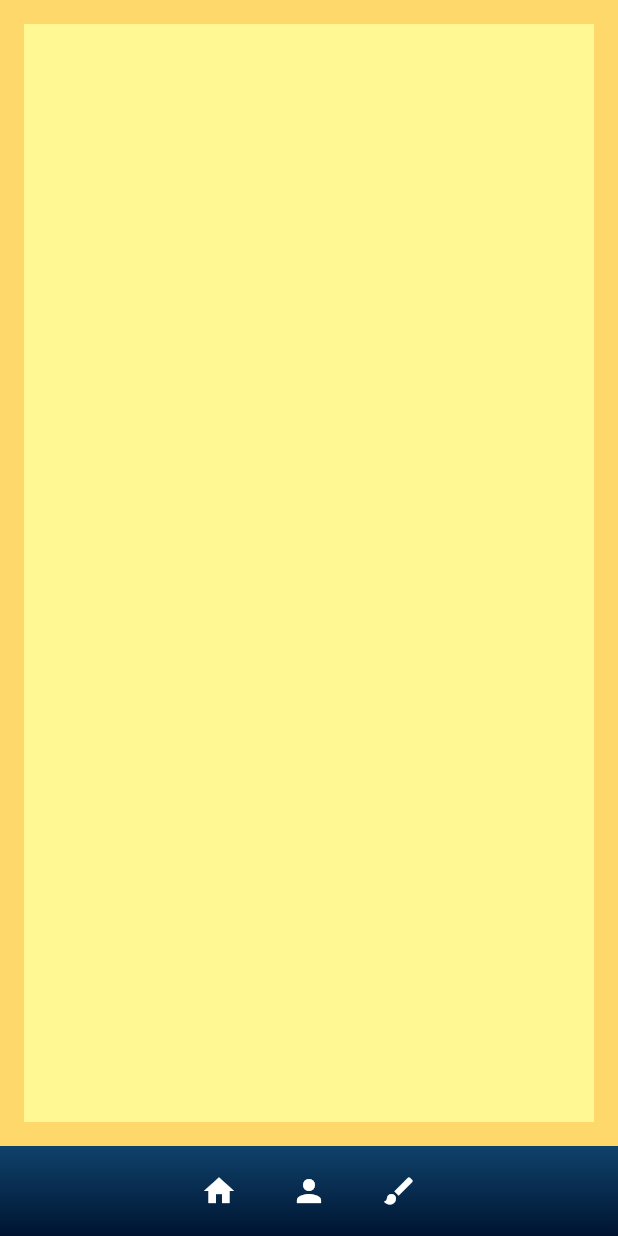
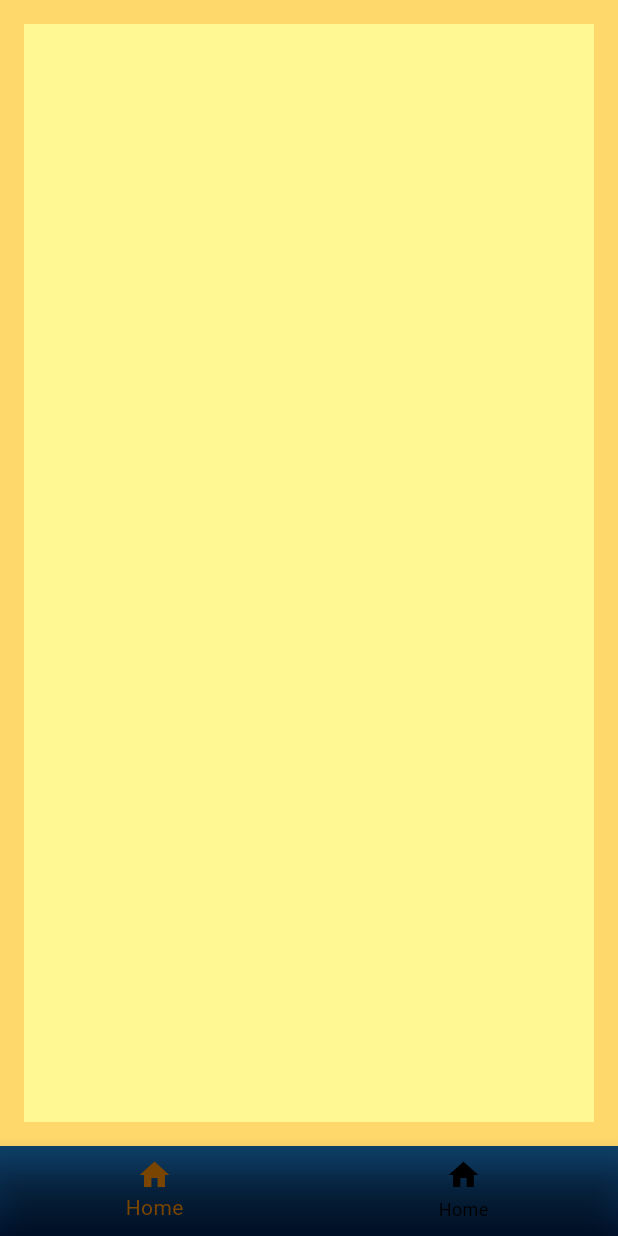
Before and after one commit to LehLapa/YoshitakaAmanoMobile, a Flutter app: the screen it shows after launch, on a phone screen of 412 x 824 dp. Run offline on Flutter 3.47's test engine with Material 3 defaults, Android fonts, the phone set to English and light mode, and no system bars; our stand-ins replace video_player.

Commit message:
edição de arquivos

```diff
--- a/yoshitakaamanoapp/lib/empresapag.dart
+++ b/yoshitakaamanoapp/lib/empresapag.dart
@@ -66,7 +66,7 @@ class _EmpresaPag extends State<EmpresaPag> {
             child: Column(
               children: <Widget>[
                 Text(
-                  empresa.nomeEmpresa
+                  empresa.nome
                 ),
                 Text(
                   teste[index],
@@ -74,11 +74,11 @@ class _EmpresaPag extends State<EmpresaPag> {
                 Row(
                   children: [
                     buildElevatedButton(
-                      onPressed: () => empresa.avancar(index = 0),
+                      onPressed: () => avancar(),
                       child: const Text('Avançar'),
                     ),
                     buildElevatedButton(
-                      onPressed: () => empresa.voltar(index),
+                      onPressed: () => voltar(),
                       child: const Text('Voltar')
                     ),
                   ]
--- /dev/null
+++ b/yoshitakaamanoapp/lib/home.dart
@@ -0,0 +1,46 @@
+import 'package:flutter/material.dart';
+import 'package:yoshitakaamanoapp/yoshitaka.dart';
+
+class HomePag extends StatefulWidget {
+  const HomePag({super.key});
+
+  @override
+  State<HomePag> createState() => _HomePag();
+}
+
+class _HomePag extends State<HomePag> {
+
+  Yoshitaka yAmano = Yoshitaka(
+    textosPags: [
+      'Home',
+      'Biografia',
+      'Obras',
+      'Sua História',
+      'Empresas',
+      'Outros Jogos'
+    ],
+    nome: 'Yoshitaka Amano',
+    img: [
+      'img'
+    ],
+    bio: '',
+    urlSite: '',
+    icon: Icons.arrow_back_ios
+  );
+
+  @override
+  Widget build(BuildContext context) {
+    return Scaffold(
+      body: Container(
+        color: const Color.fromARGB(255, 255, 216, 108),
+        child: Center(
+          child: Container(
+            color: const Color.fromARGB(255, 255, 248, 147),
+            padding: const EdgeInsets.all(16.0),
+            margin: const EdgeInsets.all(16.0),
+          ),
+        )
+      ),
+    );
+  }
+}
--- a/yoshitakaamanoapp/lib/main.dart
+++ b/yoshitakaamanoapp/lib/main.dart
@@ -1,11 +1,30 @@
 import 'package:flutter/material.dart';
-import 'package:yoshitakaamanoapp/yoshitaka.dart';
-import 'package:yoshitakaamanoapp/biopag.dart';
+import 'package:yoshitakaamanoapp/home.dart';
 import 'package:yoshitakaamanoapp/obraspag.dart';
-//import 'package:yoshitakaamanoapp/empresapag.dart';
+//import 'package:yoshitakaamanoapp/yoshitaka.dart';
 
 void main() {
   runApp(const MyApp());
+}
+
+class Main {
+  final List<String> textos;
+  final List<IconData> icons;
+
+  Main ({
+    required this.textos,
+    required this.icons
+  });
+
+  Widget indexStack(int index){
+    return IndexedStack(
+      index: index,
+      children: const <Widget>[
+        HomePag(),
+        ObrasPag()
+      ],
+    );
+  }
 }
 
 class MyApp extends StatelessWidget {
@@ -14,45 +33,31 @@ class MyApp extends StatelessWidget {
   @override
   Widget build(BuildContext context) {
     return const MaterialApp(
-      home: HomePag(),
+      home: MainPag(),
     );
   }
 }
 
-class HomePag extends StatefulWidget {
-  const HomePag({super.key});
+class MainPag extends StatefulWidget {
+  const MainPag({super.key});
 
   @override
-  State<HomePag> createState() => _HomePag();
+  State<MainPag> createState() => _MainPag();
 }
 
-class _HomePag extends State<HomePag> {
+class _MainPag extends State<MainPag> {
+  int index = 0;
 
-  Yoshitaka yAmano = Yoshitaka(
-    textosPags: [
+  final Main main = Main(
+    textos: [
       'Home',
-      'Biografia',
-      'Obras',
-      'Sua História',
-      'Empresas',
-      'Outros Jogos'
+      'Obras'
     ],
-    nome: 'Yoshitaka Amano',
-    img: [
-      'img'
+    icons: [
+      Icons.home,
+      Icons.brush_rounded
     ],
   );
-
-  // método de navegação
-  void navegacao(Widget pagina) {
-    Navigator.push(
-      context,
-      MaterialPageRoute(
-        builder: (context) => pagina,
-        settings: RouteSettings(arguments: yAmano),
-      ),
-    );
-  }
 
   @override
   Widget build(BuildContext context) {
@@ -74,59 +79,25 @@ class _HomePag extends State<HomePag> {
                 ),
               ),
             ),
-            Row(
-              mainAxisAlignment: MainAxisAlignment.center,
-              children: [
-                buildIconButton(
-                  icon: Icons.home,
-                  tooltip: yAmano.textosPags[0],
-                  onPressed: () => navegacao(const HomePag()),
+            BottomNavigationBar(
+              backgroundColor: Colors.transparent,
+              unselectedItemColor: Colors.black,
+              fixedColor: const Color.fromARGB(255, 122, 69, 0),
+              currentIndex: index,
+              items: [
+                BottomNavigationBarItem(
+                  icon: Icon(main.icons[0]),
+                  label: main.textos[0]
                 ),
-                buildIconButton(
-                  icon: Icons.person,
-                  tooltip: yAmano.textosPags[1],
-                  onPressed: () => navegacao(const BioPag()),
-                ),
-                buildIconButton(
-                  icon: Icons.brush,
-                  tooltip: yAmano.textosPags[2],
-                  onPressed: () => navegacao(const ObrasPag()),
-                ),
-              ],
-            ),
+                BottomNavigationBarItem(
+                  icon: Icon(main.icons[0]),
+                  label: main.textos[0]
+                )
+              ]
+            )
           ],
         ),
-        body: Container(
-          color: const Color.fromARGB(255, 255, 216, 108),
-          child: Center(
-            child: Container(
-              color: const Color.fromARGB(255, 255, 248, 147),
-              padding: const EdgeInsets.all(16.0),
-              margin: const EdgeInsets.all(16.0),
-              /*child: ElevatedButton(
-                onPressed: () => navegacao(const EmpresaPag()),
-                child: const Text('Empresa'),
-              ),*/
-            ),
-          ),
-        ),
-      ),
-    );
-  }
-
-  // função que cria os botões da bottomnavigationbar
-  Widget buildIconButton({
-    required IconData icon,
-    required String tooltip,
-    required VoidCallback onPressed,
-  }) {
-    return SizedBox(
-      width: 60,
-      height: 60,
-      child: IconButton(
-        icon: Icon(icon, color: Colors.white),
-        tooltip: tooltip,
-        onPressed: onPressed,
+        body: main.indexStack(index)
       ),
     );
   }
--- a/yoshitakaamanoapp/lib/yoshitaka.dart
+++ b/yoshitakaamanoapp/lib/yoshitaka.dart
@@ -1,11 +1,19 @@
+import 'package:flutter/material.dart';
+
 class Yoshitaka {
   final List<String> textosPags;
   final String nome;
   final List<String> img;
+  final String bio;
+  final String urlSite;
+  final IconData icon;
 
   Yoshitaka ({
     required this.textosPags,
     required this.nome,
-    required this.img
+    required this.img,
+    required this.bio,
+    required this.urlSite,
+    required this.icon,
   });
 }
```
Also changed, not shown: yoshitakaamanoapp/lib/biopag.dart (+14 -46 lines), yoshitakaamanoapp/lib/colab.dart (+19 -0 lines), yoshitakaamanoapp/lib/empresa.dart (+6 -25 lines), yoshitakaamanoapp/lib/obraspag.dart (+2 -68 lines).
